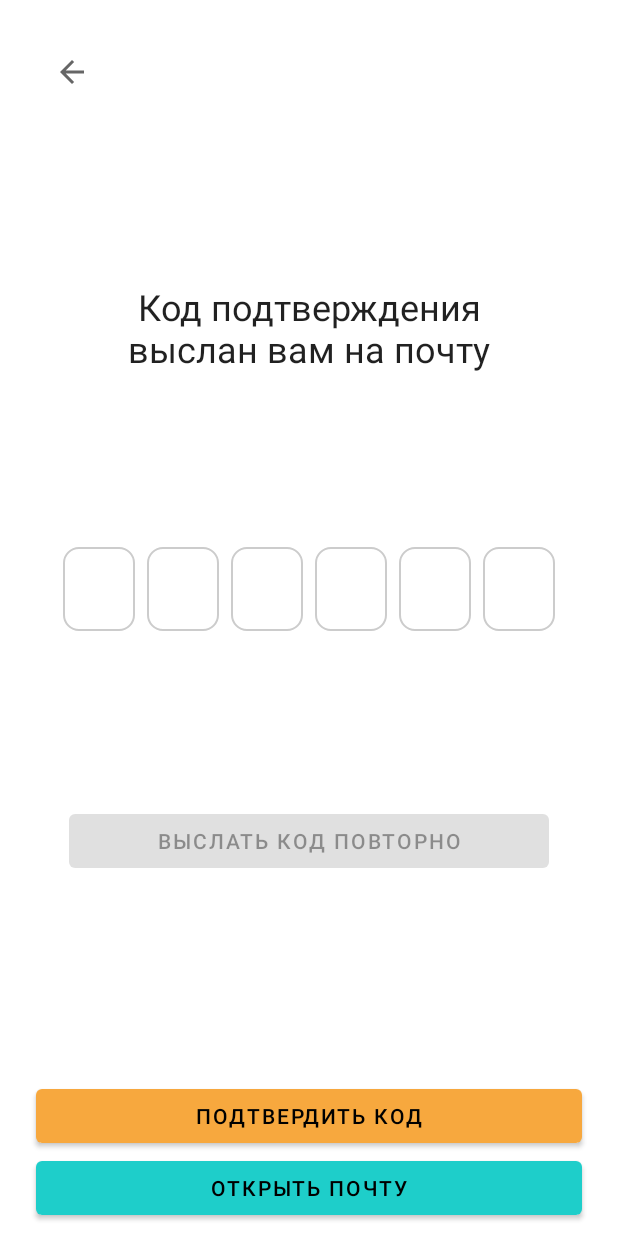
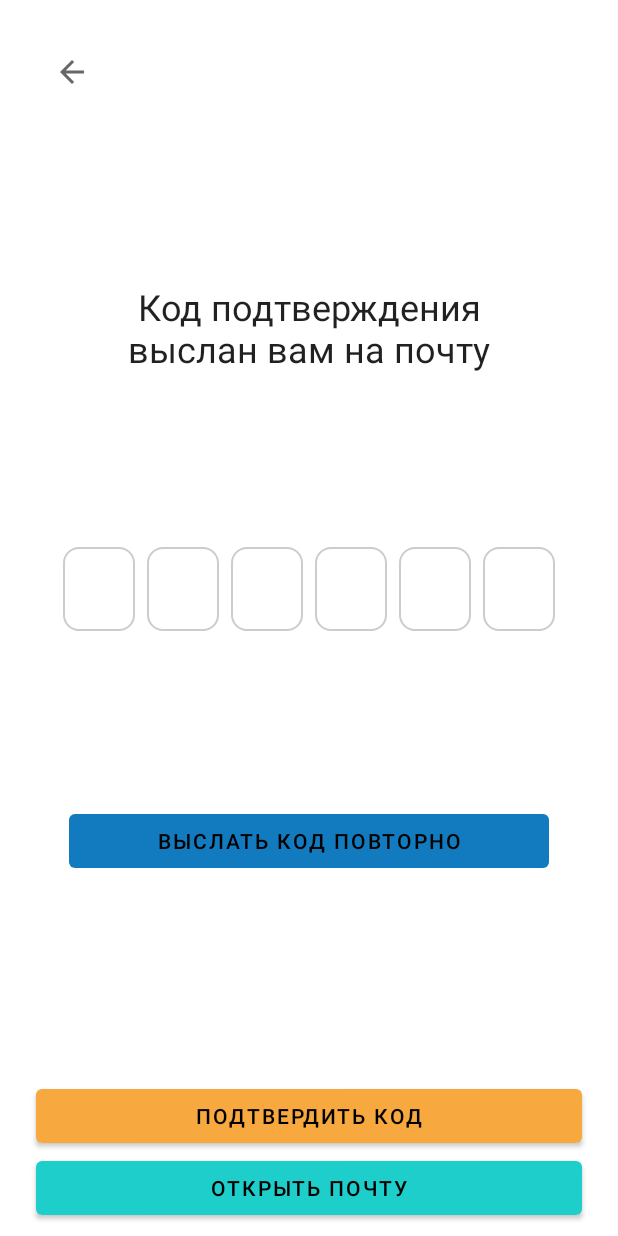
Before and after one commit to geaned/first-android-app, an Android app: the layout fragment_email_confirmation.xml on its own in the app's theme, with its tools: preview values and no code run, on a phone screen of 412 x 824 dp. Run offline under Robolectric (Android 15) with nearby library versions, the phone set to English and light mode, and no system bars.

```diff
--- a/app/src/main/res/layout/fragment_email_confirmation.xml
+++ b/app/src/main/res/layout/fragment_email_confirmation.xml
@@ -48,6 +48,7 @@
 
         <Button
             android:id="@+id/resendConfirmationCodeLinkButton"
+            style="@style/Widget.FirstAndroidApp.Button.Special"
             android:layout_width="320dp"
             android:layout_height="wrap_content"
             android:text="@string/resend_confirmation_code_template"
@@ -80,7 +81,7 @@
 
         <Button
             android:id="@+id/confirmCodeButton"
-            style="@style/Widget.OurAwesomeApp.UpperButton"
+            style="@style/Widget.FirstAndroidApp.Button.Upper"
             android:layout_width="0dp"
             android:layout_height="wrap_content"
             android:layout_marginHorizontal="24dp"
@@ -92,7 +93,7 @@
 
         <Button
             android:id="@+id/openMailApplicationButton"
-            style="@style/Widget.OurAwesomeApp.LowerButton"
+            style="@style/Widget.FirstAndroidApp.Button.Lower"
             android:layout_width="0dp"
             android:layout_height="wrap_content"
             android:layout_marginHorizontal="24dp"
--- a/app/src/main/res/layout/fragment_onboarding.xml
+++ b/app/src/main/res/layout/fragment_onboarding.xml
@@ -70,7 +70,7 @@
 
     <Button
         android:id="@+id/signInButton"
-        style="@style/Widget.OurAwesomeApp.UpperButton"
+        style="@style/Widget.FirstAndroidApp.Button.Upper"
         android:text="@string/onboarding_sign_in_button_text"
         android:layout_width="0dp"
         android:layout_height="wrap_content"
@@ -82,7 +82,7 @@
 
     <Button
         android:id="@+id/signUpButton"
-        style="@style/Widget.OurAwesomeApp.LowerButton"
+        style="@style/Widget.FirstAndroidApp.Button.Lower"
         android:text="@string/onboarding_sign_up_button_text"
         android:layout_width="0dp"
         android:layout_height="wrap_content"
--- a/app/src/main/res/layout/fragment_sign_in.xml
+++ b/app/src/main/res/layout/fragment_sign_in.xml
@@ -65,7 +65,7 @@
 
     <Button
         android:id="@+id/signInButton"
-        style="@style/Widget.OurAwesomeApp.LowerButton"
+        style="@style/Widget.FirstAndroidApp.Button.Lower"
         android:layout_width="0dp"
         android:layout_height="wrap_content"
         android:layout_marginHorizontal="24dp"
--- a/app/src/main/res/layout/fragment_sign_up.xml
+++ b/app/src/main/res/layout/fragment_sign_up.xml
@@ -128,7 +128,7 @@
 
     <Button
         android:id="@+id/signUpButton"
-        style="@style/Widget.OurAwesomeApp.LowerButton"
+        style="@style/Widget.FirstAndroidApp.Button.Lower"
         android:layout_width="0dp"
         android:layout_height="wrap_content"
         android:layout_marginHorizontal="24dp"
--- a/app/src/main/res/values/strings.xml
+++ b/app/src/main/res/values/strings.xml
@@ -36,4 +36,5 @@
     <string name="logout_error_message">Что-то пошло не так</string>
     <string name="common_counter_prefix">+%1$d</string>
     <string name="confirmation_code_timer_template">"Выслать код повторно можно будет через %1$d секунд"</string>
+    <string name="resend_confirmation_code_message">Вы можете запросить повторную отправку кода</string>
 </resources>
--- a/app/src/main/res/values/styles.xml
+++ b/app/src/main/res/values/styles.xml
@@ -12,13 +12,18 @@
         <item name="android:windowLightStatusBar">true</item>
         <item name="android:windowLightNavigationBar" tools:targetApi="o_mr1">true</item>
     </style>
-    <style name="Widget.OurAwesomeApp.UpperButton" parent="Widget.MaterialComponents.Button">
-        <item name="backgroundTint">@color/brand_orange</item>
+    <style name="Widget.FirstAndroidApp.Button" parent="Widget.MaterialComponents.Button">
+        <item name="android:minHeight">48dp</item>
         <item name="android:textColor">@color/black</item>
     </style>
-    <style name="Widget.OurAwesomeApp.LowerButton" parent="Widget.MaterialComponents.Button">
+    <style name="Widget.FirstAndroidApp.Button.Upper">
+        <item name="backgroundTint">@color/brand_orange</item>
+    </style>
+    <style name="Widget.FirstAndroidApp.Button.Lower">
         <item name="backgroundTint">@color/brand_turquoise</item>
-        <item name="android:textColor">@color/black</item>
+    </style>
+    <style name="Widget.FirstAndroidApp.Button.Special">
+        <item name="backgroundTint">@color/brand_blue</item>
     </style>
     <style name="Widget.OurAwesomeApp.LinkButton" parent="Widget.MaterialComponents.Button">
         <item name="android:background">?attr/selectableItemBackground</item>
```
Also changed, not shown: app/src/main/java/com/georgiyangeni/firstandroidapp/ui/emailconfirmation/EmailConfirmationFragment.kt (+24 -15 lines).
